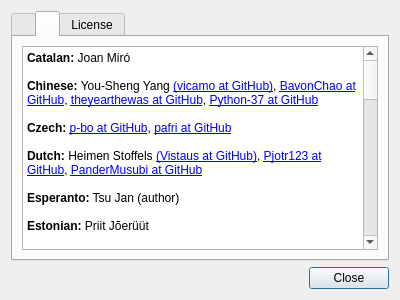
Qt form feathernotes/about.ui (tsujan/FeatherNotes) before a commit.
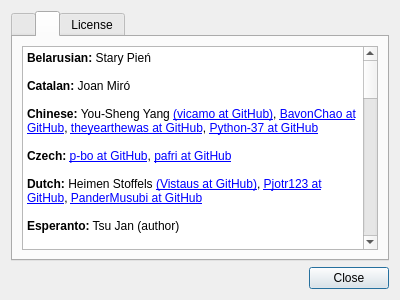
The same form after that commit. The open tabs and pages were chosen to show the change.

Patch:
```diff
--- a/feathernotes/about.ui
+++ b/feathernotes/about.ui
@@ -97,6 +97,8 @@
 &lt;html&gt;&lt;head&gt;&lt;meta name=&quot;qrichtext&quot; content=&quot;1&quot; /&gt;&lt;style type=&quot;text/css&quot;&gt;
 p, li { white-space: pre-wrap; }
 &lt;/style&gt;&lt;/head&gt;&lt;body style=&quot;  font-weight:400; font-style:normal;&quot;&gt;
+&lt;p style=&quot; margin-top:0px; margin-bottom:0px; margin-left:0px; margin-right:0px; -qt-block-indent:0; text-indent:0px;&quot;&gt;&lt;span style=&quot; font-weight:600;&quot;&gt;Belarusian:&lt;/span&gt; Stary Pień&lt;/p&gt;
+&lt;p style=&quot;-qt-paragraph-type:empty; margin-top:0px; margin-bottom:0px; margin-left:0px; margin-right:0px; -qt-block-indent:0; text-indent:0px;&quot;&gt;&lt;br /&gt;&lt;/p&gt;
 &lt;p style=&quot; margin-top:0px; margin-bottom:0px; margin-left:0px; margin-right:0px; -qt-block-indent:0; text-indent:0px;&quot;&gt;&lt;span style=&quot; font-weight:600;&quot;&gt;Catalan:&lt;/span&gt; Joan Miró&lt;/p&gt;
 &lt;p style=&quot;-qt-paragraph-type:empty; margin-top:0px; margin-bottom:0px; margin-left:0px; margin-right:0px; -qt-block-indent:0; text-indent:0px;&quot;&gt;&lt;br /&gt;&lt;/p&gt;
 &lt;p style=&quot; margin-top:0px; margin-bottom:0px; margin-left:0px; margin-right:0px; -qt-block-indent:0; text-indent:0px;&quot;&gt;&lt;span style=&quot; font-weight:600;&quot;&gt;Chinese:&lt;/span&gt; You-Sheng Yang &lt;a href=&quot;https://github.com/vicamo&quot;&gt;(vicamo at GitHub)&lt;/a&gt;, &lt;a href=&quot;https://github.com/BavonChao&quot;&gt;BavonChao at GitHub&lt;/a&gt;, &lt;a href=&quot;https://github.com/theyearthewas&quot;&gt;theyearthewas at GitHub&lt;/a&gt;, &lt;a href=&quot;https://github.com/Python-37&quot;&gt;Python-37 at GitHub&lt;/a&gt;&lt;/p&gt;
```
